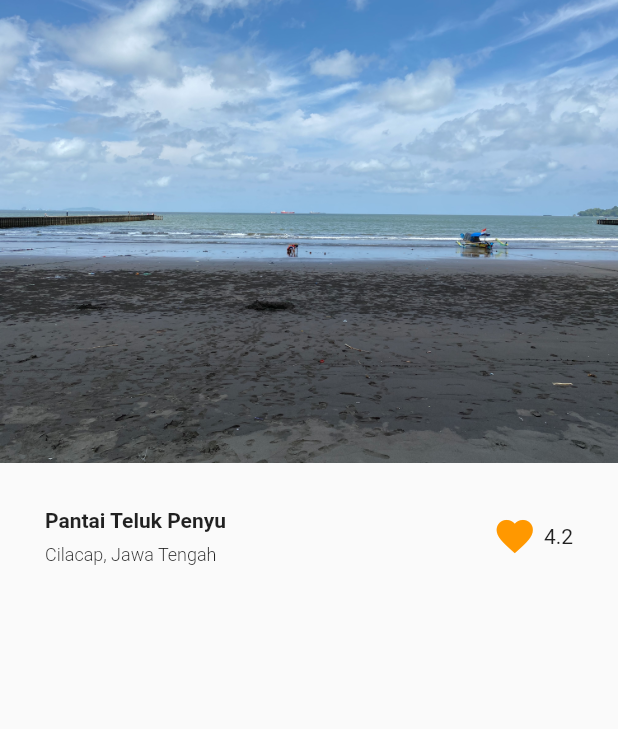
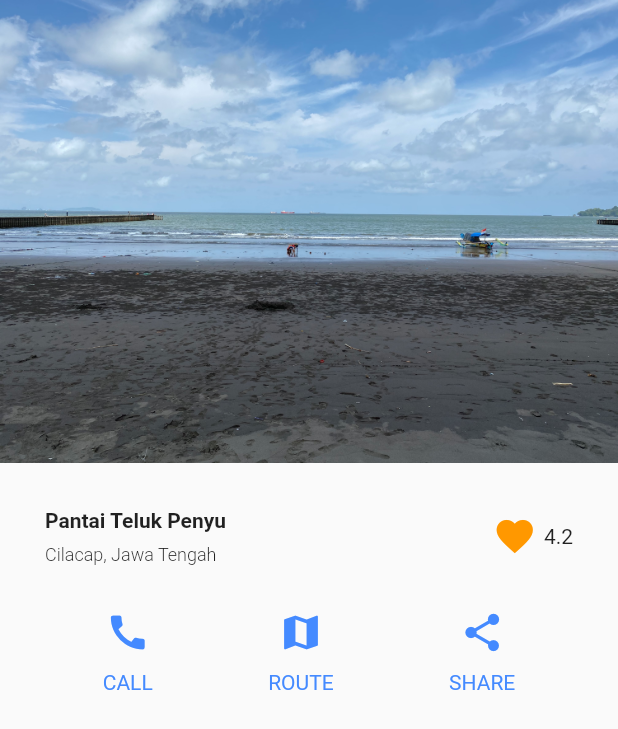
Before and after one commit to arifin1301/learn-flutter--2, a Flutter app: the screen it shows after launch, on a phone screen of 412 x 824 dp. Shown: the top 729 px of the screen. Run offline on Flutter 3.47's test engine with Material 2 defaults, Android fonts, the phone set to English and light mode, and no system bars.

Commit message:
add icon

```diff
--- a/lib/home_page.dart
+++ b/lib/home_page.dart
@@ -53,6 +53,73 @@
                   )
                 ],
               ),
+            ),
+            SizedBox(
+              height: 30,
+            ),
+            Padding(
+              padding: EdgeInsets.symmetric(
+                horizontal: 30,
+              ),
+              child: Row(
+                mainAxisAlignment: MainAxisAlignment.spaceAround,
+                children: [
+                  Column(
+                    children: [
+                      Icon(
+                        Icons.call,
+                        color: Colors.blueAccent,
+                        size: 30,
+                      ),
+                      SizedBox(
+                        height: 10,
+                      ),
+                      Text(
+                        "CALL",
+                        style: TextStyle(
+                          color: Colors.blueAccent,
+                        ),
+                      )
+                    ],
+                  ),
+                  Column(
+                    children: [
+                      Icon(
+                        Icons.map,
+                        color: Colors.blueAccent,
+                        size: 30,
+                      ),
+                      SizedBox(
+                        height: 10,
+                      ),
+                      Text(
+                        "ROUTE",
+                        style: TextStyle(
+                          color: Colors.blueAccent,
+                        ),
+                      )
+                    ],
+                  ),
+                  Column(
+                    children: [
+                      Icon(
+                        Icons.share,
+                        color: Colors.blueAccent,
+                        size: 30,
+                      ),
+                      SizedBox(
+                        height: 10,
+                      ),
+                      Text(
+                        "SHARE",
+                        style: TextStyle(
+                          color: Colors.blueAccent,
+                        ),
+                      )
+                    ],
+                  )
+                ],
+              ),
             )
           ],
         ),
```
